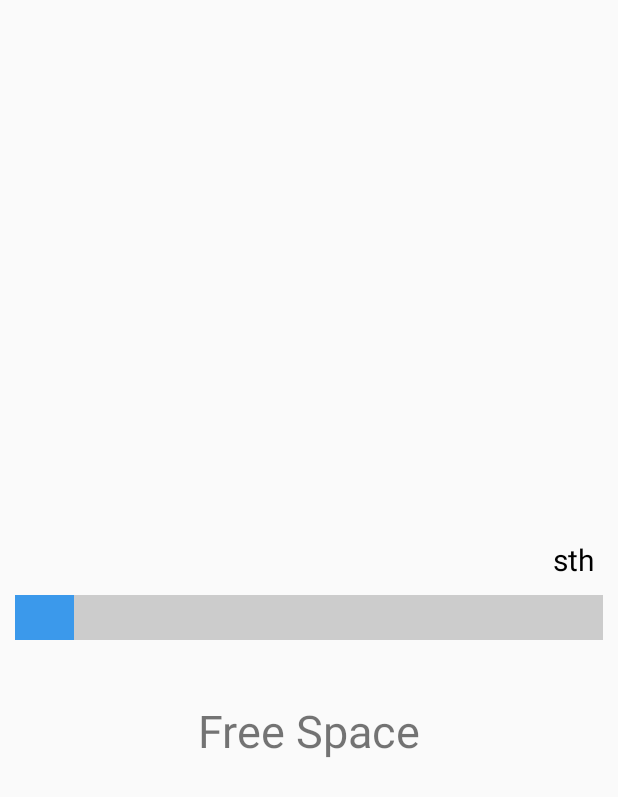
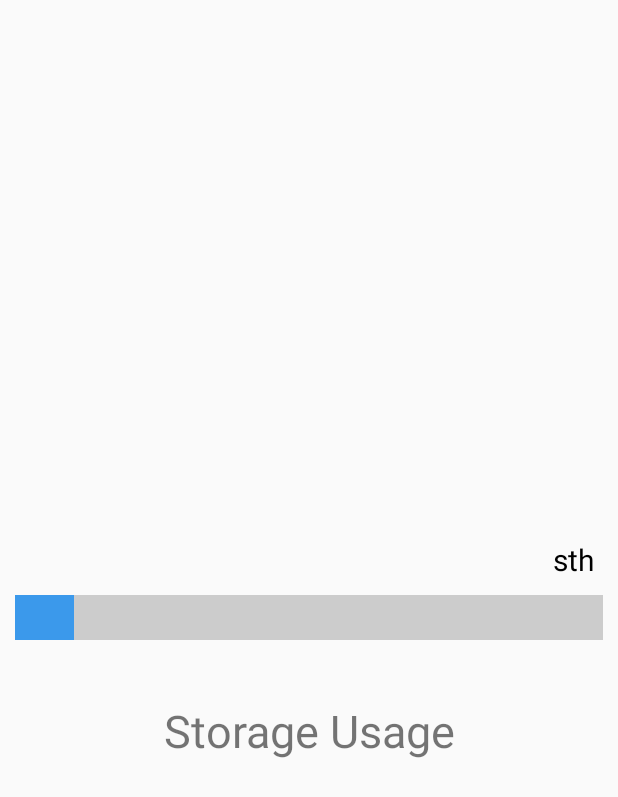
Before and after one commit to SamsonChoo/mqtt-android-thingsboard-secure, an Android app: the fragment Tab4 shown on its own in the app's theme, on a phone screen of 412 x 824 dp. Shown: the top 797 px of the screen. Run offline under Robolectric (Android 15) with nearby library versions, the phone set to English and light mode, and no system bars.

Commit message:
Minor changes

```diff
--- a/app/src/main/res/values/strings.xml
+++ b/app/src/main/res/values/strings.xml
@@ -29,5 +29,5 @@
     <string name="imei">IMEI:</string>
     <string name="serial">Serial Number:</string>
     <string name="hint">Type in the message you want to send</string>
-    <string name="memory">Free Space</string>
+    <string name="memory">Storage Usage</string>
 </resources>
```
Also changed, not shown: app/src/main/java/com/example/chooh/myapplication/Tab4.java (+5 -3 lines).
